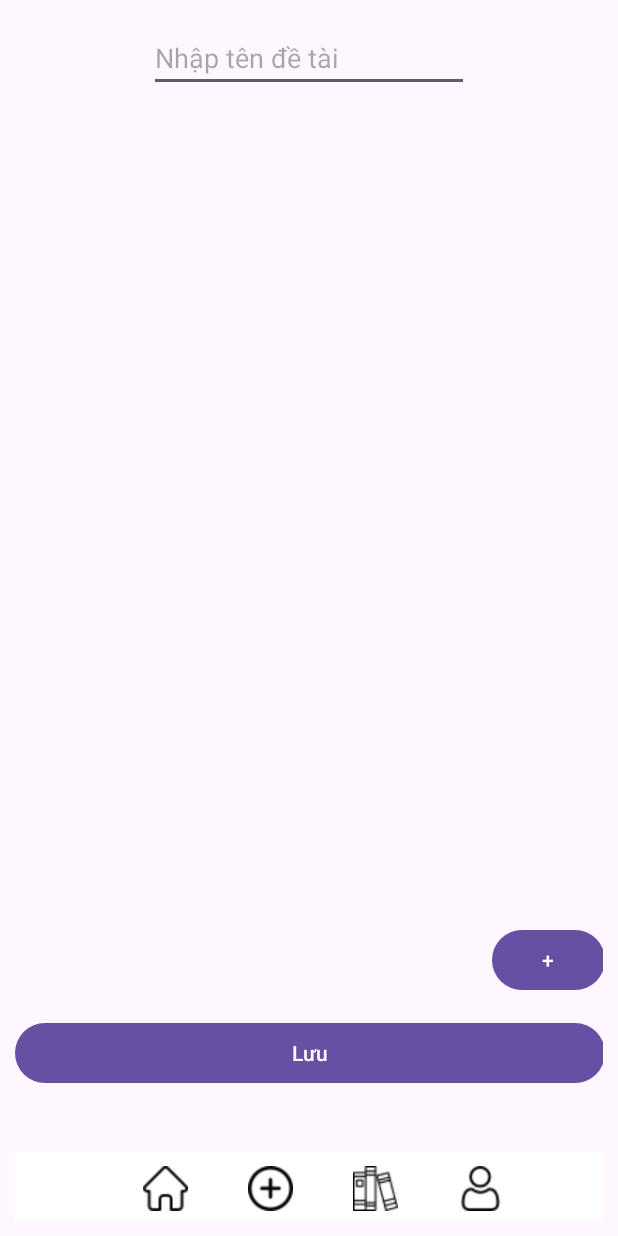
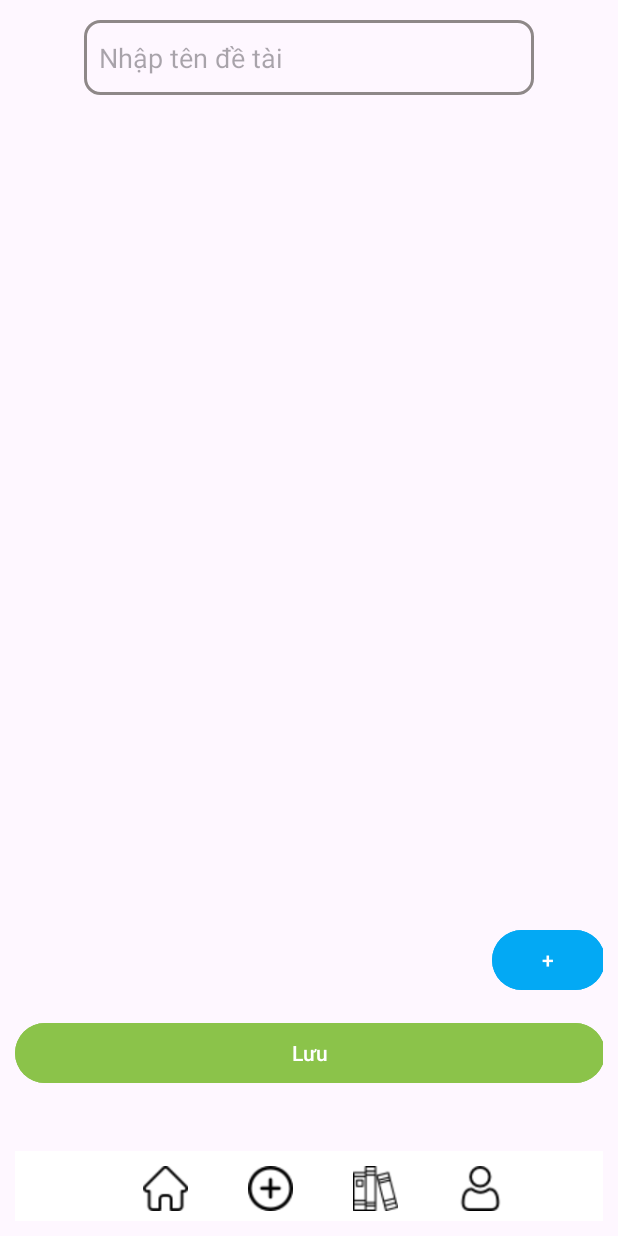
Before and after one commit to anhdatx4ql/btl_ptud_android, an Android app: the AddLibraryActivity screen opened directly, with no data from a screen before it, on a phone screen of 412 x 824 dp. Run offline under Robolectric (Android 15) with nearby library versions, the phone set to English and light mode, and no system bars; our stand-ins replace Firebase (no records; nobody signed in at launch, a user with empty details on screens opened directly).

Commit message:
rebuild UI

```diff
--- a/app/src/main/res/layout/activity_add_library.xml
+++ b/app/src/main/res/layout/activity_add_library.xml
@@ -15,9 +15,11 @@
         android:orientation="horizontal">
 
         <EditText
+            android:padding="10dp"
+            android:background="@drawable/custom_edt"
             android:id="@+id/titleLibrary"
-            android:layout_width="wrap_content"
-            android:layout_height="wrap_content"
+            android:layout_width="300dp"
+            android:layout_height="50dp"
             android:ems="10"
             android:hint="Nhập tên đề tài"
             android:inputType="text|textCapSentences" />
@@ -55,6 +57,7 @@
             </HorizontalScrollView>
 
             <Button
+                android:backgroundTint="#03A9F4"
                 android:id="@+id/addQuestionButton"
                 android:layout_width="wrap_content"
                 android:layout_height="wrap_content"
@@ -69,6 +72,7 @@
             android:orientation="horizontal">
 
             <Button
+                android:backgroundTint="#8BC34A"
                 android:id="@+id/saveLibraryAndQuestions"
                 android:layout_width="wrap_content"
                 android:layout_height="wrap_content"
--- a/app/src/main/res/layout/activity_library.xml
+++ b/app/src/main/res/layout/activity_library.xml
@@ -68,6 +68,7 @@
             </LinearLayout>
 
             <RelativeLayout
+                android:layout_margin="10dp"
                 android:layout_width="match_parent"
                 android:layout_height="582dp">
 
```
Also changed, not shown: app/src/main/AndroidManifest.xml (+10 -6 lines), app/src/main/res/layout/activity_add_questions.xml (+11 -0 lines), app/src/main/res/layout/activity_question.xml (+16 -6 lines).
